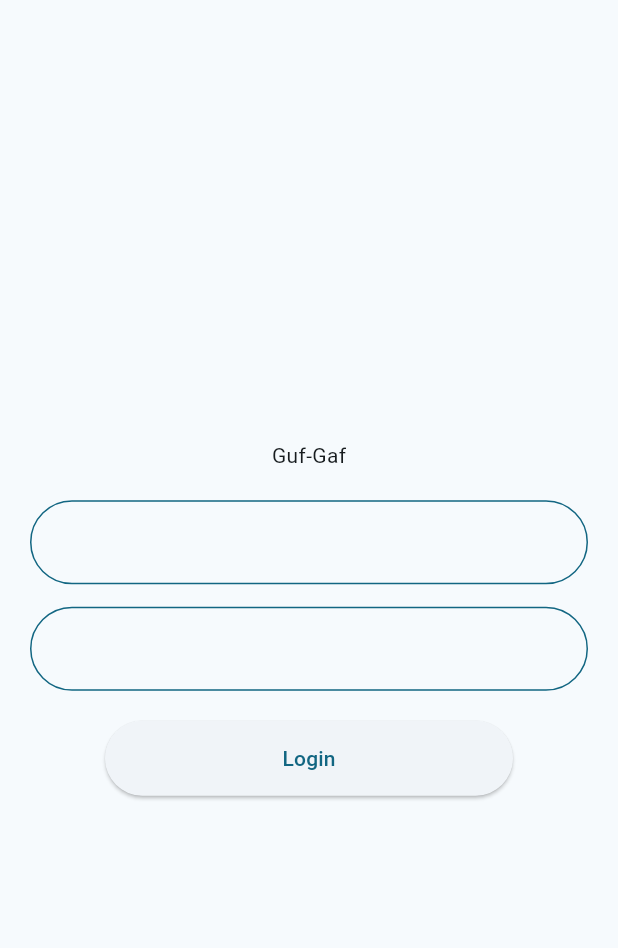
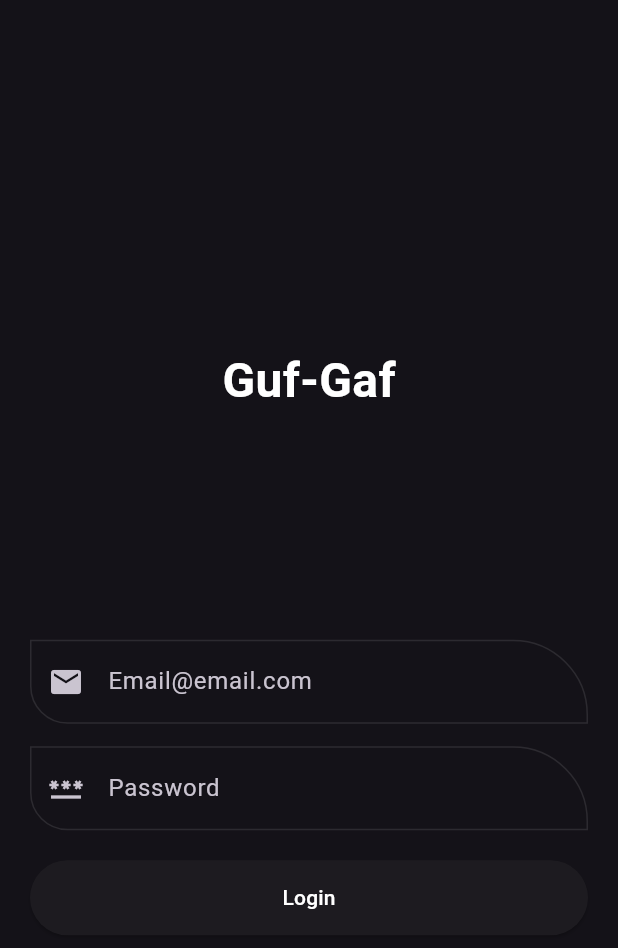
Before and after one commit to lamsalsangam/Flutter, a Flutter app: the screen it shows after launch, on a phone screen of 412 x 824 dp. Shown: the top 948 px of the screen. Run offline on Flutter 3.47's test engine with Material 2 defaults, Android fonts, the phone set to English and light mode, and no system bars; our stand-ins replace firebase_auth, firebase_core, flutter_dotenv, flutter_spinkit, google_fonts; accounts and stored records are empty.

Commit message:
Refactored the code and changed the layout a bit

```diff
--- a/chat_app/lib/components/validation_input.dart
+++ b/chat_app/lib/components/validation_input.dart
@@ -3,24 +3,36 @@ import 'package:flutter/material.dart';
 class ValidationInput extends StatelessWidget {
   const ValidationInput({
     super.key,
+    required this.icons,
+    required this.hint,
+    required this.keyboardLayout,
   });
+
+  final IconData icons;
+  final String hint;
+  final TextInputType keyboardLayout;
 
   @override
   Widget build(BuildContext context) {
     return TextField(
+      keyboardType: keyboardLayout,
       decoration: InputDecoration(
-        enabledBorder: OutlineInputBorder(
-            borderRadius: const BorderRadius.all(
-              Radius.circular(50),
-            ),
-            borderSide:
-                BorderSide(color: Theme.of(context).colorScheme.primary)),
-        focusedBorder: OutlineInputBorder(
-            borderRadius: const BorderRadius.all(
-              Radius.circular(50),
-            ),
-            borderSide: BorderSide(
-                color: Theme.of(context).colorScheme.inversePrimary)),
+        hintText: hint,
+        prefixIcon: Icon(icons),
+        enabledBorder: const OutlineInputBorder(
+          borderRadius: BorderRadius.only(
+            topRight: Radius.circular(50),
+            bottomLeft: Radius.circular(25),
+          ),
+          borderSide: BorderSide(color: Colors.white10),
+        ),
+        focusedBorder: const OutlineInputBorder(
+          borderRadius: BorderRadius.only(
+            topRight: Radius.circular(50),
+            bottomLeft: Radius.circular(25),
+          ),
+          borderSide: BorderSide(color: Colors.white60),
+        ),
       ),
     );
   }
--- a/chat_app/lib/main.dart
+++ b/chat_app/lib/main.dart
@@ -12,10 +12,7 @@ class MyApp extends StatelessWidget {
   Widget build(BuildContext context) {
     return MaterialApp(
       title: "Chat App",
-      theme: ThemeData(
-        colorScheme: ColorScheme.fromSeed(
-          seedColor: const Color(0xFF263238),
-        ),
+      theme: ThemeData.dark(
         useMaterial3: true,
       ),
       home: const LoginPage(),
--- a/chat_app/lib/screen/login_page.dart
+++ b/chat_app/lib/screen/login_page.dart
@@ -10,30 +10,58 @@ class LoginPage extends StatelessWidget {
       body: Padding(
         padding: const EdgeInsets.all(20.0),
         child: Center(
+          child: LayoutBuilder(
+            builder: (BuildContext context, BoxConstraints constraints) {
+              return SingleChildScrollView(
+                child: ConstrainedBox(
+                  constraints: const BoxConstraints(
+                    maxWidth: 400, // Adjust this value according to your design
+                  ),
                   child: Column(
                     mainAxisAlignment: MainAxisAlignment.center,
                     children: [
-              const Text("Guf-Gaf"),
-              const SizedBox(height: 20),
+                      const SizedBox(height: 50),
+                      const Text(
+                        "Guf-Gaf",
+                        style: TextStyle(
+                          fontSize: 32,
+                          fontWeight: FontWeight.bold,
+                          color: Colors.white,
+                        ),
+                      ),
+                      const SizedBox(height: 150), // Adjust spacing here
                       const Column(
                         children: [
-                  ValidationInput(),
+                          ValidationInput(
+                            icons: Icons.email,
+                            hint: "Email@email.com",
+                            keyboardLayout: TextInputType.emailAddress,
+                          ),
                           SizedBox(height: 15),
-                  ValidationInput(),
+                          ValidationInput(
+                            icons: Icons.password,
+                            hint: "Password",
+                            keyboardLayout: TextInputType.text,
+                          ),
                         ],
                       ),
                       const SizedBox(height: 20),
-              Padding(
-                padding: const EdgeInsets.symmetric(horizontal: 50.0),
-                child: ElevatedButton(
+                      ElevatedButton(
                         onPressed: () {},
                         style: ElevatedButton.styleFrom(
                           minimumSize: const Size(double.infinity, 50),
                         ),
-                  child: const Text("Login"),
+                        child: const Text(
+                          "Login",
+                          style: TextStyle(color: Colors.white),
                         ),
                       ),
+                      const SizedBox(height: 20),
                     ],
+                  ),
+                ),
+              );
+            },
           ),
         ),
       ),
--- a/chat_app/pubspec.yaml
+++ b/chat_app/pubspec.yaml
@@ -59,8 +59,8 @@ flutter:
   uses-material-design: true
 
   # To add assets to your application, add an assets section, like this:
-  # assets:
-  #   - images/a_dot_burr.jpeg
+  assets:
+    - assets/images/
   #   - images/a_dot_ham.jpeg
 
   # An image asset can refer to one or more resolution-specific "variants", see
```
Also changed, not shown: chat_app/assets/images/memento.jpg (added), chat_app/assets/images/wall.jpg (added). Lines whose indentation alone changed are shown as unchanged.
